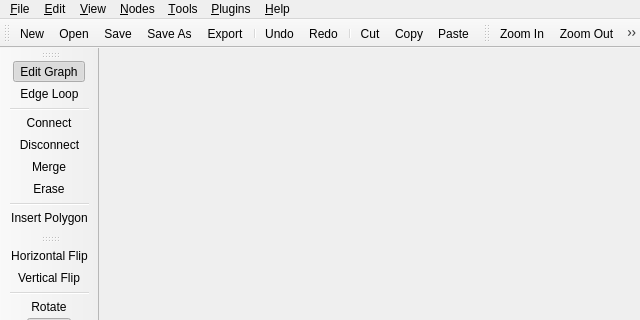
The window that src/dialogs/main_window.ui (mbasaglia/Knotter) describes before a commit, drawn with Qt 5; both pictures show x 0 to 640 and y 0 to 320 of the 640 by 480 pixel window.
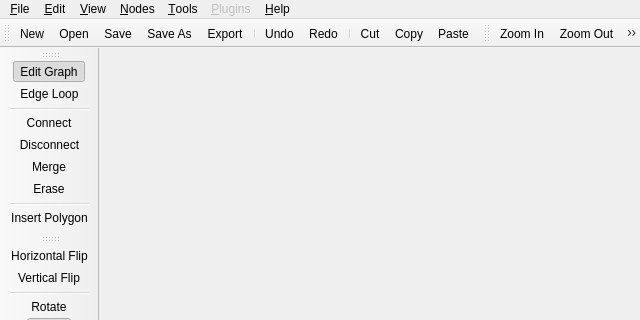
The same window after the commit. Icons and pictures are not drawn. Custom widgets are drawn as their Qt base class.

The edit to the form file:
```diff
--- a/src/dialogs/main_window.ui
+++ b/src/dialogs/main_window.ui
@@ -174,6 +174,9 @@
     <addaction name="action_About"/>
    </widget>
    <widget class="QMenu" name="menu_Plugins">
+    <property name="enabled">
+     <bool>false</bool>
+    </property>
     <property name="title">
      <string>&amp;Plugins</string>
     </property>
```
